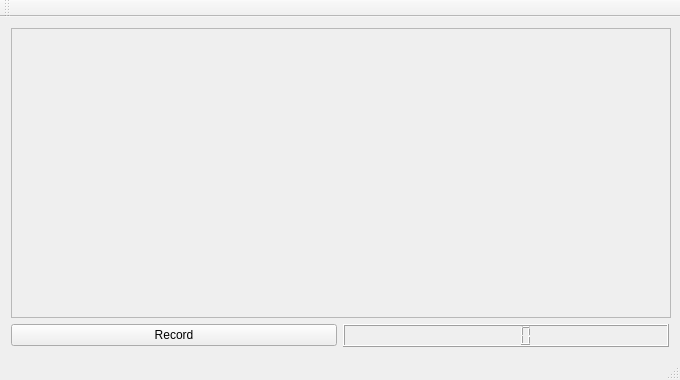
xorsnn/altexo-desktop-app, file mainwindow.ui: the form before one commit.
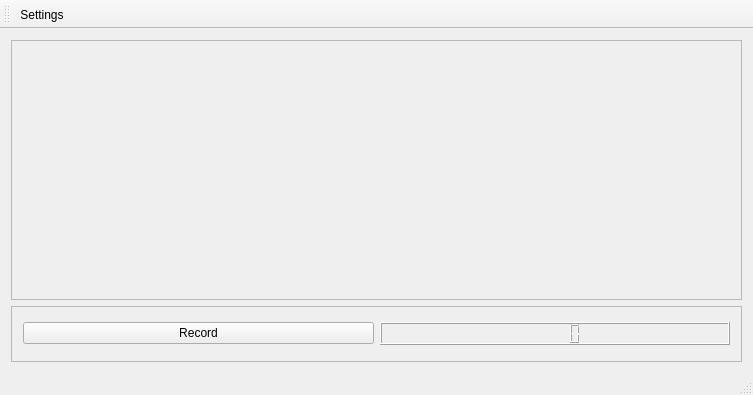
The form after the commit.

The edit to the form file:
```diff
--- a/mainwindow.ui
+++ b/mainwindow.ui
@@ -6,8 +6,8 @@
    <rect>
     <x>0</x>
     <y>0</y>
-    <width>680</width>
-    <height>380</height>
+    <width>753</width>
+    <height>395</height>
    </rect>
   </property>
   <property name="minimumSize">
@@ -27,7 +27,29 @@
   </property>
   <widget class="QWidget" name="centralWidget">
    <layout class="QGridLayout" name="gridLayout">
-    <item row="0" column="0" colspan="2">
+    <item row="1" column="1">
+     <widget class="QFrame" name="controls">
+      <property name="frameShape">
+       <enum>QFrame::StyledPanel</enum>
+      </property>
+      <property name="frameShadow">
+       <enum>QFrame::Raised</enum>
+      </property>
+      <layout class="QGridLayout" name="gridLayout_3">
+       <item row="1" column="0">
+        <widget class="QPushButton" name="startRecorder">
+         <property name="text">
+          <string>Record</string>
+         </property>
+        </widget>
+       </item>
+       <item row="1" column="1">
+        <widget class="QLCDNumber" name="lcdNumber"/>
+       </item>
+      </layout>
+     </widget>
+    </item>
+    <item row="0" column="1">
      <widget class="QFrame" name="videoFrame">
       <property name="enabled">
        <bool>true</bool>
@@ -46,16 +68,6 @@
       </property>
      </widget>
     </item>
-    <item row="1" column="0">
-     <widget class="QPushButton" name="startRecorder">
-      <property name="text">
-       <string>Record</string>
-      </property>
-     </widget>
-    </item>
-    <item row="1" column="1">
-     <widget class="QLCDNumber" name="lcdNumber"/>
-    </item>
    </layout>
   </widget>
   <widget class="QMenuBar" name="menuBar">
@@ -75,8 +87,14 @@
    <attribute name="toolBarBreak">
     <bool>false</bool>
    </attribute>
+   <addaction name="actionSettings"/>
   </widget>
   <widget class="QStatusBar" name="statusBar"/>
+  <action name="actionSettings">
+   <property name="text">
+    <string>Settings</string>
+   </property>
+  </action>
  </widget>
  <layoutdefault spacing="6" margin="11"/>
  <resources/>
```
Left out of the diff: 10 changed lines with no effect on the pictures.
